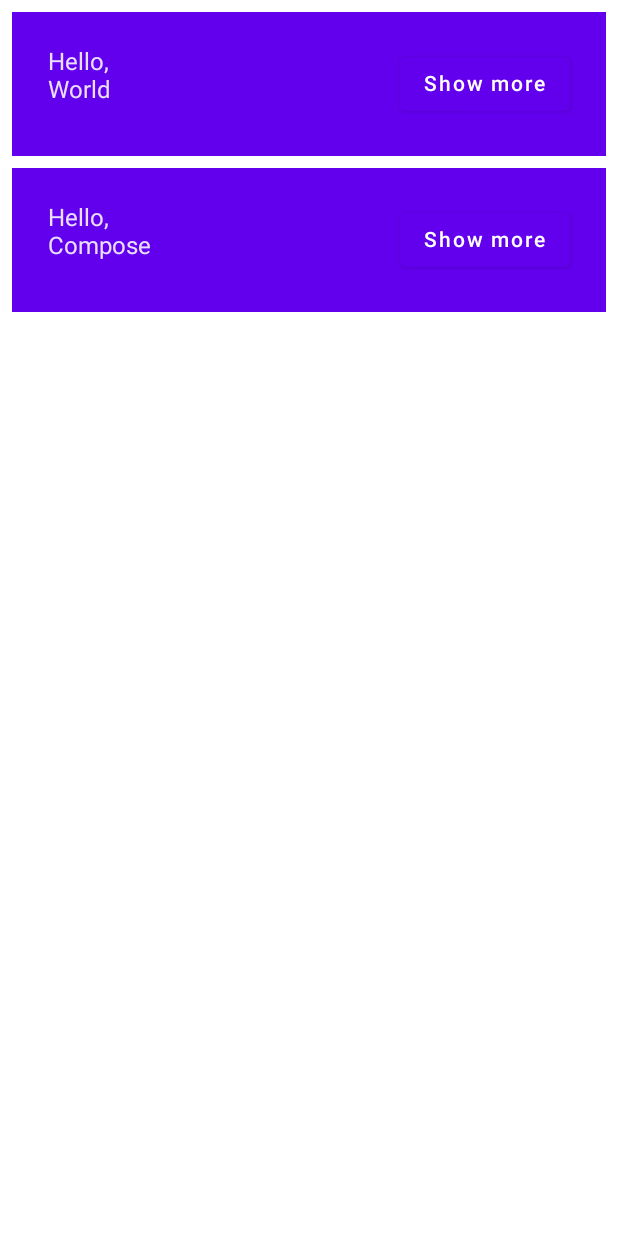
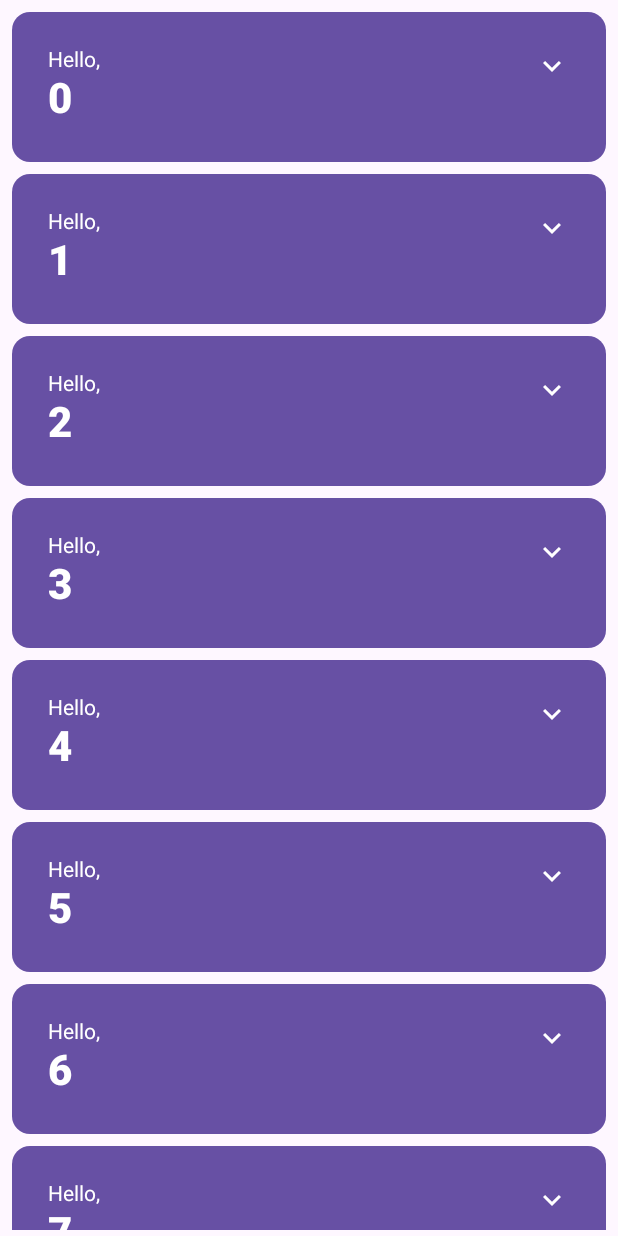
Before and after one commit to Be-Simple-Korean/StuydyCompose, an Android app built with Jetpack Compose: the screen it shows after launch (MainActivity), after a tap on "Show less", on a phone screen of 412 x 824 dp. Run offline under Robolectric (Android 15) with nearby library versions, the phone set to English and light mode, and no system bars; 2 other taps on this screen came first.

Commit message:
컴포즈 기초 끝

```diff
--- a/app/build.gradle
+++ b/app/build.gradle
@@ -5,12 +5,12 @@ plugins {
 
 android {
     namespace 'com.example.stuydycompose'
-    compileSdk 32
+    compileSdk 33
 
     defaultConfig {
         applicationId "com.example.stuydycompose"
-        minSdk 21
-        targetSdk 32
+        minSdk 25
+        targetSdk 33
         versionCode 1
         versionName "1.0"
 
@@ -54,10 +54,14 @@ dependencies {
     implementation "androidx.compose.ui:ui:$compose_ui_version"
     implementation "androidx.compose.ui:ui-tooling-preview:$compose_ui_version"
     implementation 'androidx.compose.material:material:1.1.1'
+    implementation 'androidx.wear.compose:compose-material:1.0.0-alpha19'
+    implementation "androidx.compose.material3:material3:1.0.1"
+    implementation "androidx.compose.material3:material3-window-size-class:1.0.1"
     testImplementation 'junit:junit:4.13.2'
     androidTestImplementation 'androidx.test.ext:junit:1.1.4'
     androidTestImplementation 'androidx.test.espresso:espresso-core:3.5.0'
     androidTestImplementation "androidx.compose.ui:ui-test-junit4:$compose_ui_version"
     debugImplementation "androidx.compose.ui:ui-tooling:$compose_ui_version"
     debugImplementation "androidx.compose.ui:ui-test-manifest:$compose_ui_version"
+    implementation "androidx.compose.material:material-icons-extended:1.3.1"
 }
--- a/app/src/main/java/com/example/stuydycompose/MainActivity.kt
+++ b/app/src/main/java/com/example/stuydycompose/MainActivity.kt
@@ -1,17 +1,34 @@
 package com.example.stuydycompose
 
+import android.content.res.Configuration.UI_MODE_NIGHT_YES
 import android.os.Bundle
 import androidx.activity.ComponentActivity
 import androidx.activity.compose.setContent
-import androidx.compose.foundation.layout.*
-import androidx.compose.material.Button
-import androidx.compose.material.MaterialTheme
-import androidx.compose.material.Surface
-import androidx.compose.material.Text
-import androidx.compose.runtime.*
+import androidx.compose.animation.animateContentSize
+import androidx.compose.animation.core.Spring
+import androidx.compose.animation.core.animateDpAsState
+import androidx.compose.animation.core.spring
+import androidx.compose.foundation.layout.Arrangement
+import androidx.compose.foundation.layout.Column
+import androidx.compose.foundation.layout.Row
+import androidx.compose.foundation.layout.fillMaxSize
+import androidx.compose.foundation.layout.padding
+import androidx.compose.foundation.lazy.LazyColumn
+import androidx.compose.foundation.lazy.items
+import androidx.compose.material.icons.Icons
+import androidx.compose.material.icons.filled.ExpandLess
+import androidx.compose.material.icons.filled.ExpandMore
+import androidx.compose.material3.*
+import androidx.compose.runtime.Composable
+import androidx.compose.runtime.getValue
+import androidx.compose.runtime.mutableStateOf
+import androidx.compose.runtime.remember
+import androidx.compose.runtime.saveable.rememberSaveable
+import androidx.compose.runtime.setValue
 import androidx.compose.ui.Alignment
 import androidx.compose.ui.Modifier
-import androidx.compose.ui.semantics.Role.Companion.Button
+import androidx.compose.ui.res.stringResource
+import androidx.compose.ui.text.font.FontWeight
 import androidx.compose.ui.tooling.preview.Preview
 import androidx.compose.ui.unit.dp
 import com.example.stuydycompose.ui.theme.StuydyComposeTheme
@@ -21,79 +38,22 @@ class MainActivity : ComponentActivity() {
         super.onCreate(savedInstanceState)
         setContent {
             StuydyComposeTheme {
-                MyApp(Modifier.fillMaxSize())
+                MyApp(modifier = Modifier.fillMaxSize())
             }
         }
     }
 }
 
 @Composable
-fun MyApp(modifier: Modifier = Modifier, names: List<String> = listOf("World", "Compose")) {
-    var shouldShowOnboarding by remember {
-        mutableStateOf(true)
-    }
-    // by = 매번 .value를 사용할 필요가 없는 속성 위임
+fun MyApp(modifier: Modifier = Modifier) {
+    var shouldShowOnboarding by rememberSaveable { mutableStateOf(true) }
 
-    androidx.compose.material.Surface(modifier) {
+    Surface(modifier, color = MaterialTheme.colorScheme.background) {
         if (shouldShowOnboarding) {
             OnboardingScreen(onContinueClicked = { shouldShowOnboarding = false })
         } else {
             Greetings()
         }
-    }
-//    Column(modifier = modifier.padding(vertical = 4.dp)) {
-//        for (name in names) {
-//            Greeting(name = name)
-//        }
-//    }
-}
-
-@Composable
-fun Greeting(name: String) {
-    val expanded = remember { mutableStateOf(false) }
-    val extraPadding = if (expanded.value) 48.dp else 0.dp
-    Surface(
-        color = MaterialTheme.colors.primary,
-        modifier = Modifier.padding(vertical = 4.dp, horizontal = 8.dp)
-    ) {
-        Row(modifier = Modifier.padding(24.dp)) {
-            Column(
-                modifier = Modifier
-                    .weight(1f)
-                    .padding(bottom = extraPadding)
-            ) {
-                Text(text = "Hello, ")
-                Text(text = name)
-            }
-            androidx.compose.material.Button(
-                onClick = {
-                    expanded.value = !expanded.value
-                }
-            ) {
-                Text(if (expanded.value) "Show less" else "Show more")
-            }
-        }
-    }
-}
-
-@Composable
-private fun Greetings(
-    modifier: Modifier = Modifier,
-    names: List<String> = listOf("World", "Compose")
-) {
-    Column(modifier = modifier.padding(vertical = 4.dp)) {
-        for (name in names) {
-            Greeting(name = name)
-        }
-    }
-}
-
-
-@Preview(showBackground = true, widthDp = 320, heightDp = 320)
-@Composable
-fun OnboardingPreview() {
-    StuydyComposeTheme {
-        OnboardingScreen(onContinueClicked = {})
     }
 }
 
@@ -102,29 +62,109 @@ fun OnboardingScreen(
     onContinueClicked: () -> Unit,
     modifier: Modifier = Modifier
 ) {
-
     Column(
         modifier = modifier.fillMaxSize(),
         verticalArrangement = Arrangement.Center,
         horizontalAlignment = Alignment.CenterHorizontally
     ) {
-        Text(text = "Welcome To the Basics Codelab!")
-        androidx.compose.material.Button(
+        Text("Welcome to the Basics Codelab!")
+        Button(
             modifier = Modifier.padding(vertical = 24.dp),
             onClick = onContinueClicked
         ) {
-            Text(text = "continue!")
+            Text("Continue")
         }
     }
-
 }
 
+@Composable
+private fun Greetings(
+    modifier: Modifier = Modifier,
+    names: List<String> = List(1000) { "$it" }
+) {
+    LazyColumn(modifier = modifier.padding(vertical = 4.dp)) {
+        items(items = names) { name ->
+            Greeting(name = name)
+        }
+    }
+}
+
+@Composable
+private fun Greeting(name: String) {
+    Card(
+        colors = CardDefaults.cardColors(
+            containerColor = MaterialTheme.colorScheme.primary
+        ),
+        modifier = Modifier.padding(vertical = 4.dp, horizontal = 8.dp)
+    ) {
+        CardContent(name)
+    }
+}
+
+@Composable
+private fun CardContent(name: String) {
+    var expanded by remember { mutableStateOf(false) }
+
+    Row(
+        modifier = Modifier
+            .padding(12.dp)
+            .animateContentSize(
+                animationSpec = spring(
+                    dampingRatio = Spring.DampingRatioMediumBouncy,
+                    stiffness = Spring.StiffnessLow
+                )
+            )
+    ) {
+        Column(
+            modifier = Modifier
+                .weight(1f)
+                .padding(12.dp)
+        ) {
+            Text(text = "Hello, ")
+            Text(
+                text = name, style = MaterialTheme.typography.headlineMedium.copy(
+                    fontWeight = FontWeight.ExtraBold
+                )
+            )
+            if (expanded) {
+                Text(
+                    text = ("Composem ipsum color sit lazy, " +
+                            "padding theme elit, sed do bouncy. ").repeat(4),
+                )
+            }
+        }
+        IconButton(onClick = { expanded = !expanded }) {
+            Icon(
+                imageVector = if (expanded) Icons.Filled.ExpandLess else Icons.Filled.ExpandMore,
+                contentDescription = if (expanded) {
+                    stringResource(R.string.show_less)
+                } else {
+                    stringResource(R.string.show_more)
+                }
+            )
+        }
+    }
+}
+
+@Preview(
+    showBackground = true,
+    widthDp = 320,
+    uiMode = UI_MODE_NIGHT_YES,
+    name = "DefaultPreviewDark"
+)
 @Preview(showBackground = true, widthDp = 320)
 @Composable
 fun DefaultPreview() {
     StuydyComposeTheme {
-//        OnboardingScreen(onContinueClicked = {})
         Greetings()
+    }
+}
+
+@Preview(showBackground = true, widthDp = 320, heightDp = 320)
+@Composable
+fun OnboardingPreview() {
+    StuydyComposeTheme {
+        OnboardingScreen(onContinueClicked = {})
     }
 }
 
--- a/app/src/main/res/values/strings.xml
+++ b/app/src/main/res/values/strings.xml
@@ -1,3 +1,5 @@
 <resources>
     <string name="app_name">StuydyCompose</string>
+    <string name="show_less">Show less</string>
+    <string name="show_more">Show more</string>
 </resources>
```
